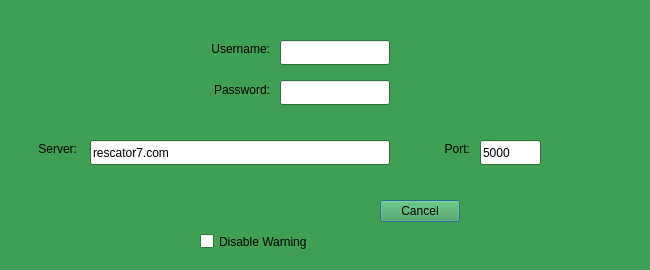
First picture: the form in connect.ui, repository Rescator7/Hearts, before the edit.
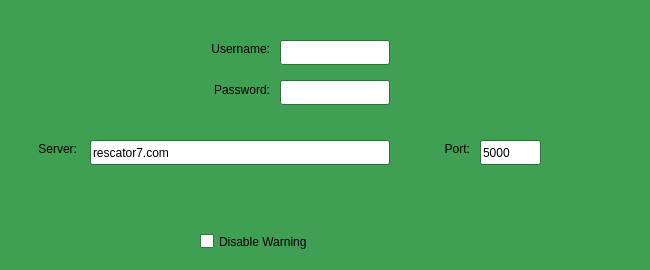
Second picture: the form after the edit.

Diff of the .ui file:
```diff
--- a/connect.ui
+++ b/connect.ui
@@ -444,7 +444,7 @@
     <enum>Qt::Horizontal</enum>
    </property>
    <property name="standardButtons">
-    <set>QDialogButtonBox::Cancel</set>
+    <set>QDialogButtonBox::NoButton</set>
    </property>
   </widget>
   <widget class="QLabel" name="label">
```
